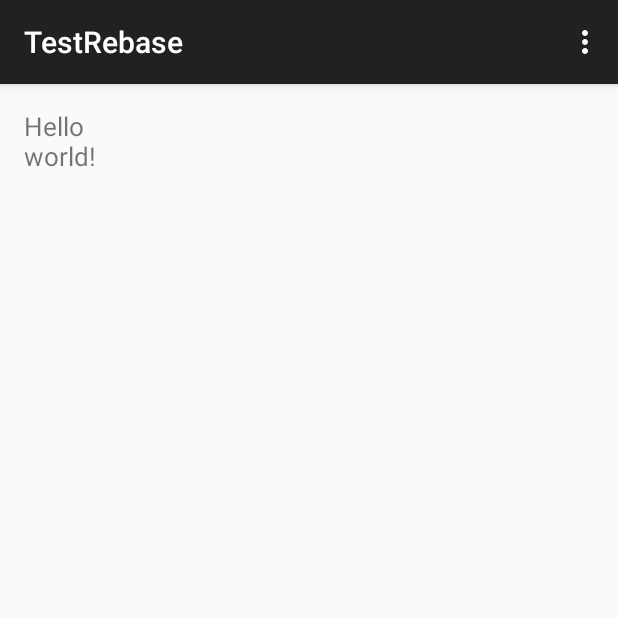
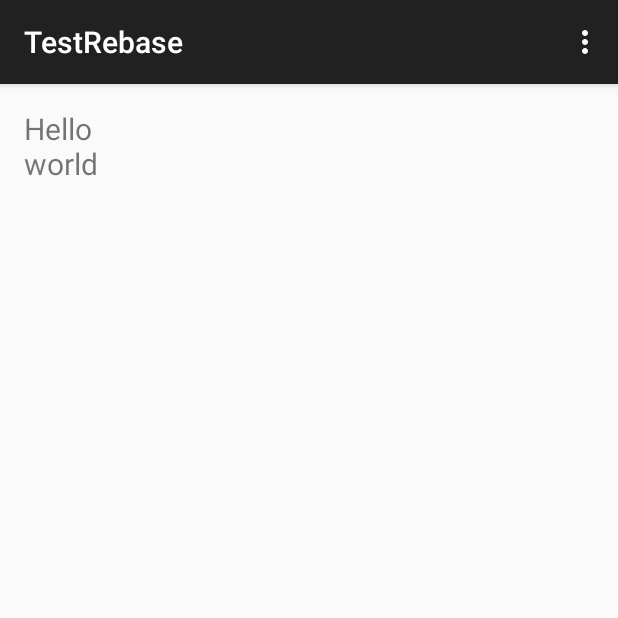
Before and after one commit to abhirb1/Test, an Android app: the screen it shows after launch (MainActivity), on a phone screen of 412 x 824 dp, the top half of it. Run offline under Robolectric (Android 15) with nearby library versions, the phone set to English and light mode, and no system bars.

Commit message:
set size

```diff
--- a/src/main/res/layout/activity_main.xml
+++ b/src/main/res/layout/activity_main.xml
@@ -12,7 +12,7 @@
         android:text="@string/hello_world"
         android:layout_width="50dp"
         android:layout_height="50dp"
-        android:textSize="17dp"
+        android:textSize="20sp"
         android:textAlignment="center"
         />
 
```
